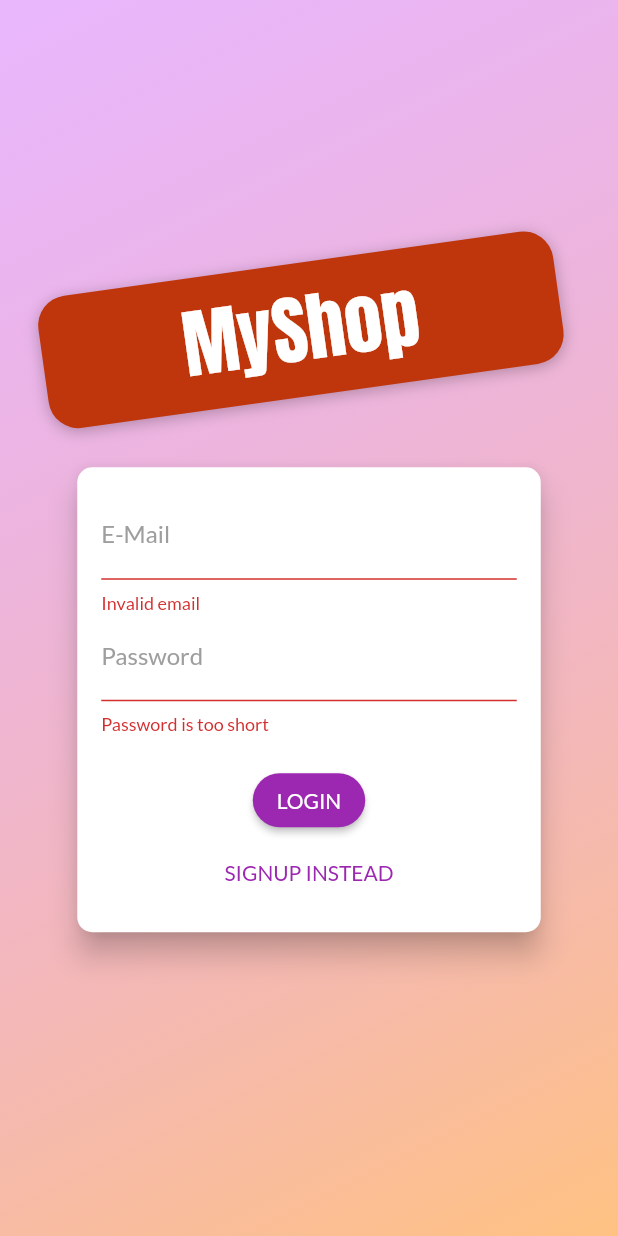
After one commit to sarra-lejmi/shop-app, a Flutter app: the screen it shows after launch, after a tap on "LOGIN", on a phone screen of 412 x 824 dp. The commit adds this screen. Run offline on Flutter 3.47's test engine with Material 2 defaults, Android fonts, the phone set to English and light mode, and no system bars; our stand-ins replace shared_preferences; network calls fail.

Commit message:
Version 4

```diff
--- a/lib/main.dart
+++ b/lib/main.dart
@@ -1,14 +1,17 @@
 import 'package:flutter/material.dart';
 import 'package:provider/provider.dart';
 import 'package:shop_app/consts/routes.dart';
+import 'package:shop_app/providers/auth.dart';
 import 'package:shop_app/providers/cart.dart';
 import 'package:shop_app/providers/orders.dart';
 import 'package:shop_app/providers/products.dart';
+import 'package:shop_app/screens/auth_screen.dart';
 import 'package:shop_app/screens/cart_screen.dart';
 import 'package:shop_app/screens/edit_product_screen.dart';
 import 'package:shop_app/screens/orders_screen.dart';
 import 'package:shop_app/screens/product_details_screen.dart';
 import 'package:shop_app/screens/products_overview_screen.dart';
+import 'package:shop_app/screens/splash_screen.dart';
 import 'package:shop_app/screens/user_products_screen.dart';
 
 void main() {
@@ -22,17 +25,32 @@ class MyApp extends StatelessWidget {
     return MultiProvider(
       providers: [
         ChangeNotifierProvider(
+          create: (context) => Auth(),
+        ),
+        ChangeNotifierProxyProvider<Auth, Products>(
           create: (context) => Products(),
+          update: (context, auth, previousProducts) => Products(
+            authToken: auth.token?.toString(),
+            userId: auth.userId,
+            productItems:
+                previousProducts == null ? [] : previousProducts.items,
+          ),
         ),
         ChangeNotifierProvider(
           create: (context) => Cart(),
         ),
-        ChangeNotifierProvider(
+        ChangeNotifierProxyProvider<Auth, Orders>(
           create: (context) => Orders(),
+          update: (context, auth, previousOrders) => Orders(
+            authToken: auth.token,
+            userId: auth.userId,
+            theOrders: previousOrders == null ? [] : previousOrders.theOrders,
+          ),
         ),
       ],
-      child: MaterialApp(
-        title: 'Flutter Demo',
+      child: Consumer<Auth>(
+        builder: (context, auth, _) => MaterialApp(
+          title: 'MyShop',
           theme: ThemeData(
             primarySwatch: Colors.purple,
             fontFamily: "Lato",
@@ -50,7 +68,17 @@ class MyApp extends StatelessWidget {
             textSelectionTheme:
                 const TextSelectionThemeData(cursorColor: Colors.purple),
           ),
-        home: const ProductOverviewScreen(),
+          home: auth.isAuth
+              ? const ProductOverviewScreen()
+              : FutureBuilder(
+                  future: auth.tryAutoLogin(),
+                  builder: (context, authResultSnapshot) =>
+                      authResultSnapshot.connectionState ==
+                              ConnectionState.waiting
+                          ? const SplashScreen()
+                          : const AuthScreen(),
+                ),
+          // home: const ProductOverviewScreen(),
           routes: {
             productDetailsRoute: (context) => const ProductDetailsScreen(),
             cartRoute: (context) => const CartScreen(),
@@ -58,6 +86,7 @@ class MyApp extends StatelessWidget {
             productsRoute: (context) => const UserProductsScreen(),
             editProductRoute: (context) => const EditProductScreen(),
           },
+        ),
       ),
     );
   }
--- /dev/null
+++ b/lib/providers/auth.dart
@@ -0,0 +1,131 @@
+import 'dart:async';
+import 'dart:convert';
+
+import 'package:flutter/material.dart';
+import 'package:http/http.dart' as http;
+import 'package:shared_preferences/shared_preferences.dart';
+import 'package:shop_app/models/http_exception.dart';
+
+class Auth with ChangeNotifier {
+  String? _token;
+  DateTime? _expiryDate;
+  String? _userId;
+  Timer? _authTimer;
+
+  bool get isAuth {
+    return token != null;
+  }
+
+  String? get token {
+    if (_expiryDate != null &&
+        _expiryDate!.isAfter(DateTime.now()) &&
+        _token != null) {
+      return _token;
+    }
+
+    return null;
+  }
+
+  String? get userId {
+    return _userId;
+  }
+
+  Future<void> _authenticate(
+      String email, String password, String urlSegment) async {
+    final url = Uri.parse(
+        "https://identitytoolkit.googleapis.com/v1/accounts:$urlSegment?key=AIzaSyC06wMPAnADJBmquWyKmJxS1WsEqobJ24g");
+    try {
+      final response = await http.post(
+        url,
+        body: json.encode(
+          {
+            "email": email,
+            "password": password,
+            "returnSecureToken": true,
+          },
+        ),
+      );
+      final responseData = json.decode(response.body);
+
+      if (responseData["error"] != null) {
+        throw HttpException(responseData["error"]["message"]);
+      }
+
+      _token = responseData["idToken"];
+      _userId = responseData["localId"];
+      _expiryDate = DateTime.now().add(
+        Duration(
+          seconds: int.parse(
+            responseData["expiresIn"],
+          ),
+        ),
+      );
+      _autoLogout();
+      notifyListeners();
+      final prefs = await SharedPreferences.getInstance();
+      final userData = json.encode(
+        {
+          "token": _token,
+          "userId": _userId,
+          "expiryDate": _expiryDate!.toIso8601String(),
+        },
+      );
+      prefs.setString("userData", userData);
+    } catch (error) {
+      rethrow;
+    }
+  }
+
+  Future<void> signup(String email, String password) async {
+    return _authenticate(email, password, "signUp");
+  }
+
+  Future<void> login(String email, String password) async {
+    return _authenticate(email, password, "signInWithPassword");
+  }
+
+  Future<bool> tryAutoLogin() async {
+    final prefs = await SharedPreferences.getInstance();
+    if (!prefs.containsKey("userData")) {
+      return false;
+    }
+
+    final extractedUserData = json.decode(prefs.getString("userData")!) as Map<String, dynamic>;
+    final expiryDate = DateTime.parse(extractedUserData["expiryDate"]);
+
+    if (expiryDate.isBefore(DateTime.now())) {
+      return false;
+    }
+
+    _token = extractedUserData["token"];
+    _userId = extractedUserData["userId"];
+    _expiryDate = expiryDate;
+
+    notifyListeners();
+    _autoLogout();
+    return true;
+
+  }
+
+  Future<void> logout() async {
+    _token = null;
+    _userId = null;
+    _expiryDate = null;
+    if (_authTimer != null) {
+      _authTimer!.cancel();
+      _authTimer = null;
+    }
+    notifyListeners();
+    final prefs = await SharedPreferences.getInstance();
+    prefs.remove("userData");
+    // prefs.clear();
+  }
+
+  void _autoLogout() {
+    if (_authTimer != null) {
+      _authTimer!.cancel();
+    }
+    final timeToExpiry = _expiryDate!.difference(DateTime.now()).inSeconds;
+    _authTimer = Timer(Duration(seconds: timeToExpiry), logout);
+  }
+}
--- a/lib/providers/orders.dart
+++ b/lib/providers/orders.dart
@@ -19,15 +19,23 @@ class OrderItem {
 }
 
 class Orders with ChangeNotifier {
-  List<OrderItem> _orders = [];
+  List<OrderItem>? theOrders;
+  String? authToken;
+  final String? userId;
+
+  Orders({
+    this.authToken,
+    this.theOrders,
+    this.userId,
+  });
 
   List<OrderItem> get orders {
-    return [..._orders];
+    return theOrders == null ? [] : [...theOrders!];
   }
 
   Future<void> addOrder(List<CartItem> cartProducts, double total) async {
     final url = Uri.parse(
-        "https://shop-app-flutter-project-sl-default-rtdb.firebaseio.com/orders.json");
+        'https://shop-app-flutter-project-sl-default-rtdb.firebaseio.com/orders/$userId.json?auth=$authToken');
     final timestamp = DateTime.now();
     final response = await http.post(
       url,
@@ -48,7 +56,7 @@ class Orders with ChangeNotifier {
         },
       ),
     );
-    _orders.insert(
+    theOrders!.insert(
       0,
       OrderItem(
         id: json.decode(response.body)["name"],
@@ -62,7 +70,7 @@ class Orders with ChangeNotifier {
 
   Future<void> fetchAndSetOrders() async {
     final url = Uri.parse(
-        "https://shop-app-flutter-project-sl-default-rtdb.firebaseio.com/orders.json");
+        'https://shop-app-flutter-project-sl-default-rtdb.firebaseio.com/orders/$userId.json?auth=$authToken');
     final response = await http.get(url);
     final List<OrderItem> loadedOrders = [];
     final extractedData = json.decode(response.body) as Map<String, dynamic>;
@@ -88,7 +96,7 @@ class Orders with ChangeNotifier {
         );
       },
     );
-    _orders = loadedOrders;
+    theOrders = loadedOrders;
     notifyListeners();
   }
 }
--- /dev/null
+++ b/lib/screens/auth_screen.dart
@@ -0,0 +1,75 @@
+import 'dart:math';
+
+import 'package:flutter/material.dart';
+import 'package:shop_app/widgets/auth_card.dart';
+
+class AuthScreen extends StatelessWidget {
+  const AuthScreen({super.key});
+
+  @override
+  Widget build(BuildContext context) {
+    final deviceSize = MediaQuery.of(context).size;
+    return Scaffold(
+      body: Stack(
+        children: [
+          Container(
+            decoration: BoxDecoration(
+              gradient: LinearGradient(
+                colors: [
+                  const Color.fromRGBO(215, 117, 255, 1).withOpacity(0.5),
+                  const Color.fromRGBO(255, 188, 117, 1).withOpacity(0.9),
+                ],
+                begin: Alignment.topLeft,
+                end: Alignment.bottomRight,
+                stops: const [0, 1],
+              ),
+            ),
+          ),
+          SingleChildScrollView(
+            child: SizedBox(
+              height: deviceSize.height,
+              width: deviceSize.width,
+              child: Column(
+                mainAxisAlignment: MainAxisAlignment.center,
+                crossAxisAlignment: CrossAxisAlignment.center,
+                children: [
+                  Flexible(
+                    child: Container(
+                      margin: const EdgeInsets.only(bottom: 20.0),
+                      padding: const EdgeInsets.symmetric(
+                          vertical: 8.0, horizontal: 94.0),
+                      transform: Matrix4.rotationZ(-8 * pi / 180)
+                        ..translate(-10.0),
+                      decoration: BoxDecoration(
+                          color: Colors.deepOrange.shade900,
+                          borderRadius: BorderRadius.circular(20.0),
+                          boxShadow: const [
+                            BoxShadow(
+                              blurRadius: 8,
+                              color: Colors.black26,
+                              offset: Offset(0, 2),
+                            ),
+                          ]),
+                      child: const Text(
+                        "MyShop",
+                        style: TextStyle(
+                          color: Colors.white,
+                          fontSize: 50.0,
+                          fontFamily: "Anton",
+                        ),
+                      ),
+                    ),
+                  ),
+                  Flexible(
+                    flex: deviceSize.width > 600 ? 2 : 1,
+                    child: const AuthCard(),
+                  ),
+                ],
+              ),
+            ),
+          )
+        ],
+      ),
+    );
+  }
+}
--- /dev/null
+++ b/lib/screens/splash_screen.dart
@@ -0,0 +1,14 @@
+import 'package:flutter/material.dart';
+
+class SplashScreen extends StatelessWidget {
+  const SplashScreen({super.key});
+
+  @override
+  Widget build(BuildContext context) {
+    return const Scaffold(
+      body: Center(
+        child: Text("Loading..."),
+      ),
+    );
+  }
+}
--- /dev/null
+++ b/lib/widgets/auth_card.dart
@@ -0,0 +1,211 @@
+import 'package:flutter/material.dart';
+import 'package:provider/provider.dart';
+import 'package:shop_app/models/http_exception.dart';
+import 'package:shop_app/providers/auth.dart';
+
+enum AuthMode {
+  signup,
+  login,
+}
+
+class AuthCard extends StatefulWidget {
+  const AuthCard({super.key});
+
+  @override
+  State<AuthCard> createState() => _AuthCardState();
+}
+
+class _AuthCardState extends State<AuthCard> {
+  AuthMode _authMode = AuthMode.login;
+  final _passwordController = TextEditingController();
+  final Map<String, String> _authData = {
+    "email": "",
+    "password": "",
+  };
+  final GlobalKey<FormState> _formKey = GlobalKey();
+  var _isLoading = false;
+
+  void _switchAuthMode() {
+    if (_authMode == AuthMode.login) {
+      setState(() {
+        _authMode = AuthMode.signup;
+      });
+    } else {
+      _authMode = AuthMode.login;
+    }
+  }
+
+  void _showErrorDialog(String message) {
+    showDialog(
+      context: context,
+      builder: (context) => AlertDialog(
+        title: const Text("An error occured!"),
+        content: Text(message),
+        actions: [
+          TextButton(
+            onPressed: () => Navigator.of(context).pop(),
+            child: const Text("Okay"),
+          ),
+        ],
+      ),
+    );
+  }
+
+  Future<void> _submit() async {
+    if (!_formKey.currentState!.validate()) {
+      return;
+    }
+
+    _formKey.currentState!.save();
+
+    setState(() {
+      _isLoading = true;
+    });
+
+    try {
+      if (_authMode == AuthMode.login) {
+        await Provider.of<Auth>(context, listen: false).login(
+          _authData["email"]!,
+          _authData["password"]!,
+        );
+      } else {
+        await Provider.of<Auth>(context, listen: false).signup(
+          _authData["email"]!,
+          _authData["password"]!,
+        );
+      }
+    } on HttpException catch (error) {
+      var errorMessage = "Authentification failed!";
+
+      if (error.toString().contains("EMAIL_EXISTS:")) {
+        errorMessage = "This email address is already in use!";
+      } else if (error.toString().contains("INVALID_EMAIL")) {
+        errorMessage = "This is not a valid email address!";
+      } else if (error.toString().contains("WEAK_PPASSWORD")) {
+        errorMessage = "This password is too weak!";
+      } else if (error.toString().contains("EMAIL_NOT_FOUND")) {
+        errorMessage = "Could not find a user with that email!";
+      } else if (error.toString().contains("INVALID_PASSWORD")) {
+        errorMessage = "Invalid password!";
+      }
+
+      _showErrorDialog(errorMessage);
+    } catch (e) {
+      const errorMessage =
+          "Could not authenticate you. Please try again later.";
+      _showErrorDialog(errorMessage);
+    }
+
+    setState(() {
+      _isLoading = false;
+    });
+  }
+
+  @override
+  Widget build(BuildContext context) {
+    final deviceSize = MediaQuery.of(context).size;
+
+    return Card(
+      shape: RoundedRectangleBorder(
+        borderRadius: BorderRadius.circular(10.0),
+      ),
+      elevation: 8.0,
+      child: Container(
+        padding: const EdgeInsets.all(16.0),
+        width: deviceSize.width * 0.75,
+        child: Form(
+          key: _formKey,
+          child: SingleChildScrollView(
+            child: Column(
+              children: [
+                TextFormField(
+                  decoration: const InputDecoration(
+                    label: Text(
+                      "E-Mail",
+                      style: TextStyle(color: Colors.grey),
+                    ),
+                  ),
+                  keyboardType: TextInputType.emailAddress,
+                  validator: (value) {
+                    if (value!.isEmpty || !value.contains("@")) {
+                      return "Invalid email";
+                    }
+                    return null;
+                  },
+                  onSaved: (newValue) {
+                    _authData["email"] = newValue!;
+                  },
+                ),
+                TextFormField(
+                  controller: _passwordController,
+                  obscureText: true,
+                  decoration: const InputDecoration(
+                    label: Text(
+                      "Password",
+                      style: TextStyle(color: Colors.grey),
+                    ),
+                  ),
+                  validator: (value) {
+                    if (value!.isEmpty || value.length < 6) {
+                      return "Password is too short";
+                    }
+                    return null;
+                  },
+                  onSaved: (newValue) {
+                    _authData["password"] = newValue!;
+                  },
+                ),
+                if (_authMode == AuthMode.signup)
+                  TextFormField(
+                    enabled: _authMode == AuthMode.signup,
+                    obscureText: true,
+                    decoration: const InputDecoration(
+                      label: Text(
+                        "Confirm Password",
+                        style: TextStyle(color: Colors.grey),
+                      ),
+                    ),
+                    validator: _authMode == AuthMode.signup
+                        // ignore: body_might_complete_normally_nullable
+                        ? (value) {
+                            // ignore: unrelated_type_equality_checks
+                            if (value != _passwordController.text) {
+                              return "Passwords do not match!";
+                            }
+                          }
+                        : null,
+                  ),
+                const SizedBox(
+                  height: 20.0,
+                ),
+                if (_isLoading)
+                  const CircularProgressIndicator()
+                else
+                  ElevatedButton(
+                    onPressed: _submit,
+                    style: ElevatedButton.styleFrom(
+                      backgroundColor: Theme.of(context).primaryColor,
+                      shape: RoundedRectangleBorder(
+                        borderRadius: BorderRadius.circular(30.0),
+                      ),
+                    ),
+                    child:
+                        Text(_authMode == AuthMode.login ? "LOGIN" : "SIGNUP"),
+                  ),
+                TextButton(
+                  onPressed: _switchAuthMode,
+                  child: Text(
+                    "SIGNUP INSTEAD",
+                    style: TextStyle(
+                      color: Theme.of(context).primaryColor,
+                    ),
+                  ),
+                ),
+              ],
+            ),
+          ),
+        ),
+      ),
+    );
+  }
+}
--- a/pubspec.yaml
+++ b/pubspec.yaml
@@ -37,6 +37,7 @@ dependencies:
   provider: ^6.0.5
   intl: ^0.18.0
   http: ^0.13.5
+  shared_preferences: ^2.0.20
 
 dev_dependencies:
   flutter_test:
```
Also changed, not shown: lib/providers/product.dart (+4 -3 lines), lib/providers/products.dart (+38 -22 lines), lib/screens/products_overview_screen.dart (+10 -0 lines), lib/screens/user_products_screen.dart (+17 -7 lines), lib/widgets/app_drawer.dart (+13 -0 lines), lib/widgets/product_item.dart (+12 -8 lines), pubspec.lock, 1 other file. Lines whose indentation alone changed are shown as unchanged.
